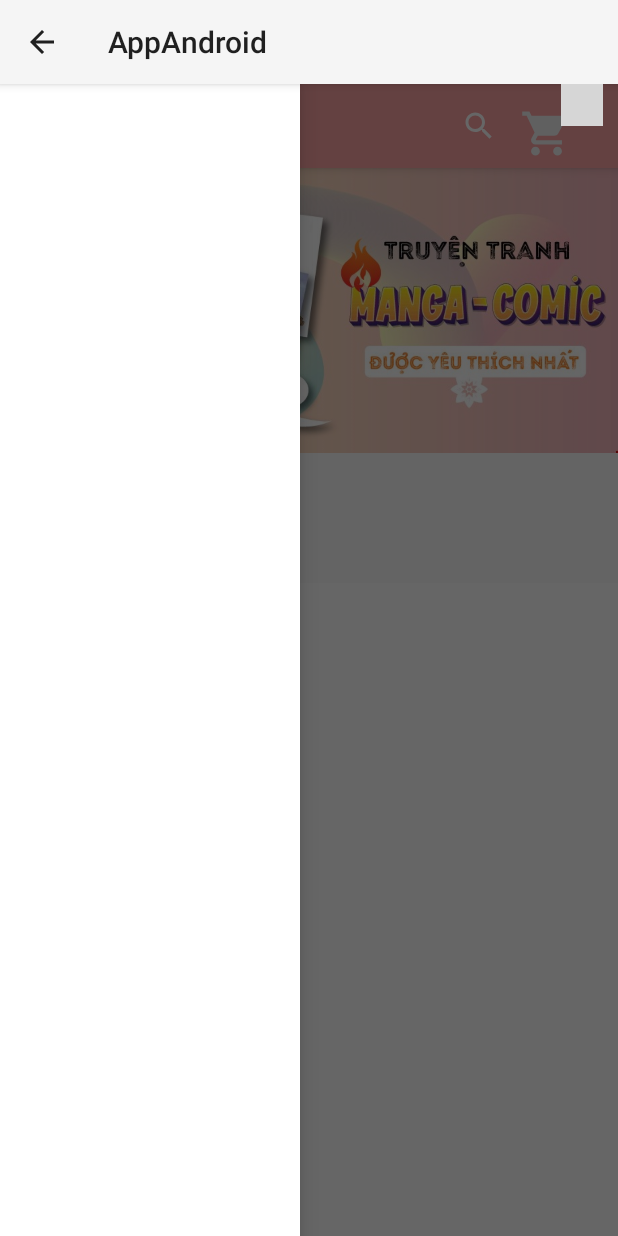
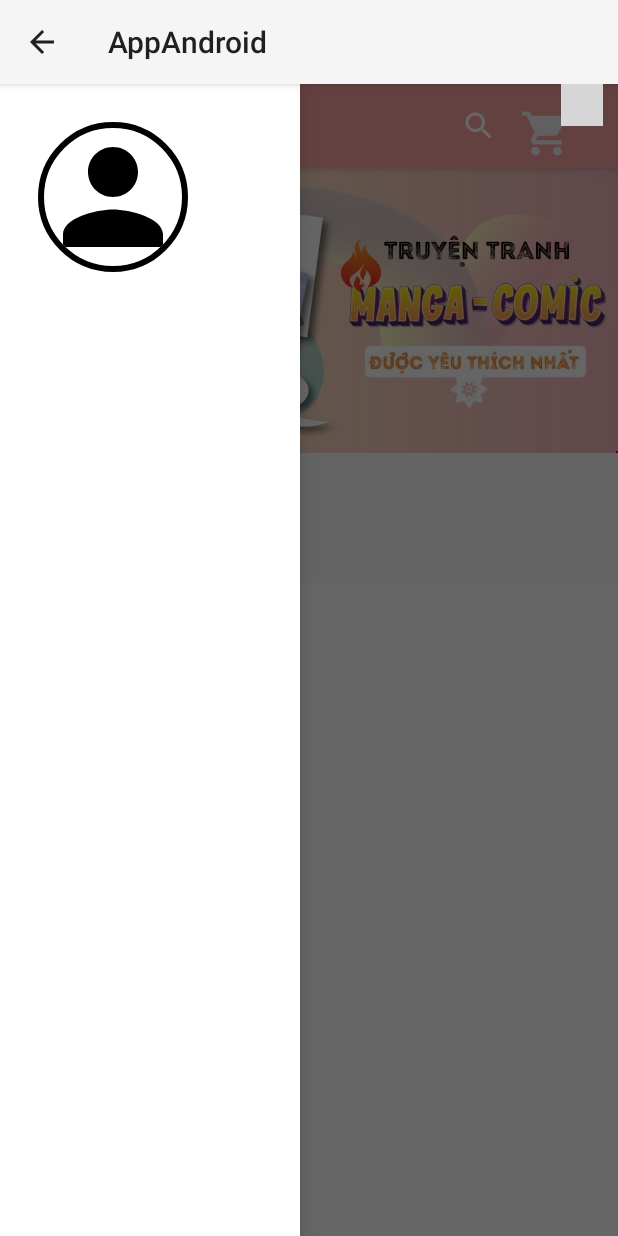
Before and after one commit to Kevinnkv/ProAppVA, an Android app: the screen it shows after launch once a user with an empty profile is signed in (MainActivity), with the side drawer open, on a phone screen of 412 x 824 dp. Run offline under Robolectric (Android 15) with nearby library versions, the phone set to English and light mode, and no system bars; our stand-ins replace CircleImageView, Firebase (no records; nobody signed in at launch, a user with empty details on screens opened directly); libraries missing offline, so code that uses them is left out: com.nex3z.notificationbadge; plain views replace NotificationBadge; 10 statements that could not run were skipped; grey boxes are pictures that could not be loaded.

Commit message:
Giao diện hiển thị thông tin người dùng

```diff
--- a/app/src/main/res/layout/layout_header_nav.xml
+++ b/app/src/main/res/layout/layout_header_nav.xml
@@ -1,6 +1,41 @@
 <?xml version="1.0" encoding="utf-8"?>
-<androidx.constraintlayout.widget.ConstraintLayout xmlns:android="http://schemas.android.com/apk/res/android"
-             android:layout_width="match_parent"
-             android:layout_height="match_parent">
+<LinearLayout xmlns:android="http://schemas.android.com/apk/res/android"
+    android:layout_width="match_parent"
+    android:layout_height="wrap_content"
+    xmlns:app="http://schemas.android.com/apk/res-auto"
+    android:padding="25dp"
+    android:orientation="vertical">
 
-</androidx.constraintlayout.widget.ConstraintLayout>
+    <de.hdodenhof.circleimageview.CircleImageView
+        android:id="@+id/img_user"
+        android:layout_width="100dp"
+        android:layout_height="100dp"
+        app:civ_border_width="4dp"
+        app:civ_border_color="@android:color/black"
+        android:src="@drawable/baseline_person_24"/>
+
+    <TextView
+        android:id="@+id/tv_name"
+        android:layout_width="wrap_content"
+        android:layout_height="wrap_content"
+        android:text=""
+        android:textSize="16sp"
+        android:textStyle="bold"
+        android:layout_marginTop="8dp"
+        android:textColor="@color/black"/>
+    <TextView
+        android:id="@+id/tv_email"
+        android:layout_width="wrap_content"
+        android:layout_height="wrap_content"
+        android:text=""
+        android:textSize="14sp"
+        android:textColor="@color/black"/>
+    <TextView
+        android:id="@+id/tv_balance"
+        android:layout_width="wrap_content"
+        android:layout_height="wrap_content"
+        android:text=""
+        android:textSize="14sp"
+        android:textColor="@color/black"/>
+
+</LinearLayout>
```
